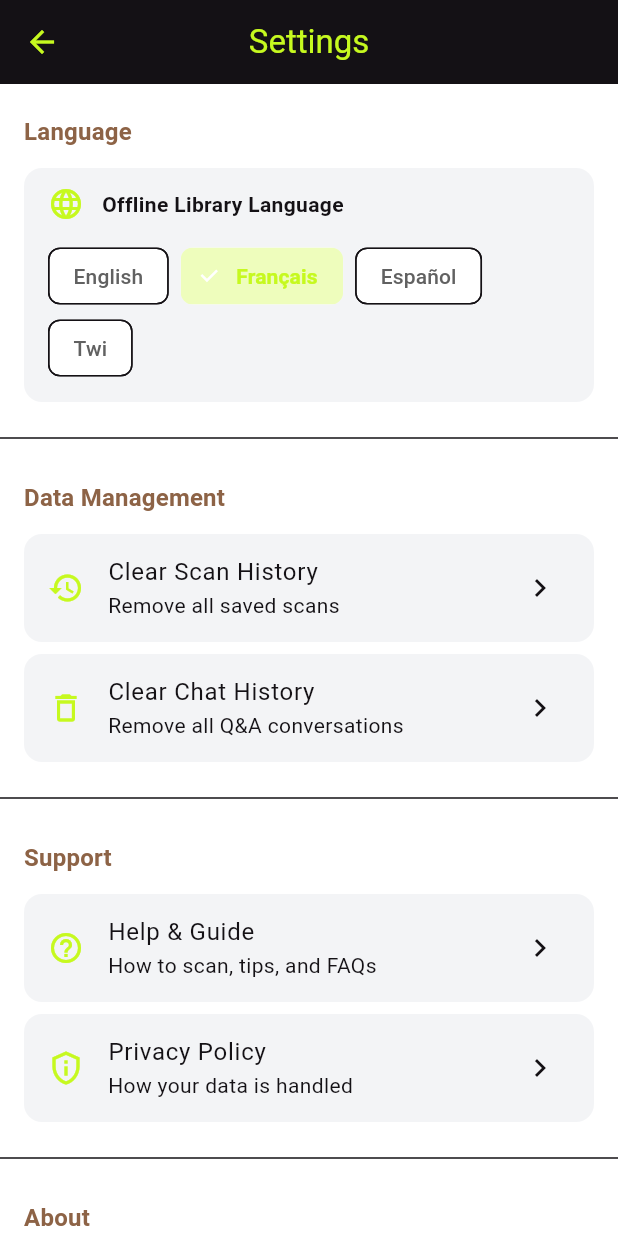
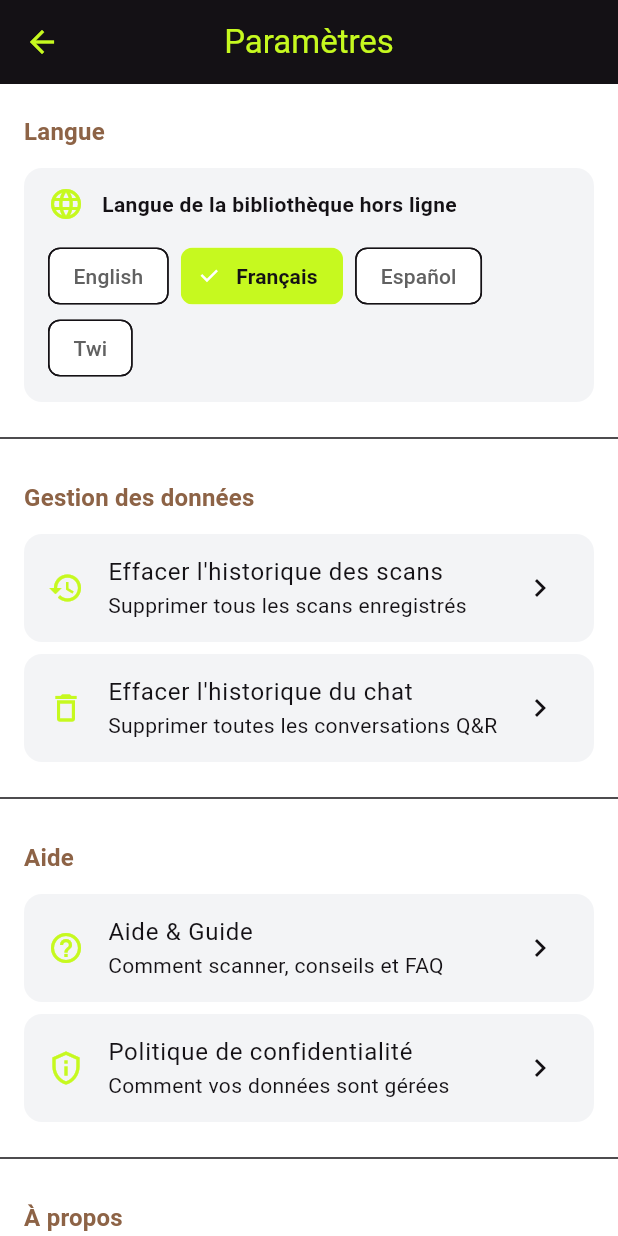
Before and after one commit to genyarko/cocoaguard, a Flutter app: the SettingsScreen screen opened directly, after a tap on "Français", on a phone screen of 412 x 824 dp. Run offline on Flutter 3.47's test engine with Material 3 defaults, Android fonts, the phone set to English and light mode, and no system bars; our stand-ins replace camera, connectivity_plus, flutter_dotenv, hive, hive_flutter, image_picker; missing offline and left inert: tflite_flutter; accounts and stored records are empty.

Commit message:
Translate all remaining UI text (nav, settings, menu, dialogs) and fix color contrast
- Add nav labels to all 4 languages: navHome, navHistory, navLibrary, navLeaf, navPod, askAI
- Add settings screen labels: settings, language, offlineLibLang, dataManagement,
  clearScanHistory/Sub, clearChatHistory/Sub, support, helpGuide/Sub, privacyPolicy/Sub,
  about, clearScanConfirm/Body, clearChatConfirm/Body, cancel, clear, scanHistoryCleared,
  chatHistoryCleared (all 4 languages)
- Wrap SettingsScreen in Consumer<LanguageProvider> so all titles/subtitles update on language change
- Make popup menu itemBuilder use context.read to access translated labels (Ask AI, History,
  Library, Settings)
- Make app shell navigation bar use translated labels via knowledgeService.sectionTitle()
- Fix language chip color contrast: solid chartreuse background with dark onyx text
  (was light text on light background)
- Add Phase 6B plan to PHASE_6_IMPLEMENTATION.md: language-first onboarding + Twi↔English
  translation bridge for Gemma 4

Now 100% of visible UI text (screens, nav, menus, dialogs, app bar) translates to user's
selected language. Only brand/technical text (app version, GitHub link) stays in English.

Co-Authored-By: Claude Haiku 4.5 <noreply@anthropic.com>

```diff
--- a/lib/app.dart
+++ b/lib/app.dart
@@ -181,21 +181,21 @@ class _AppShellState extends State<_AppShell> {
                 }
                 setState(() => _currentIndex = index);
               },
-              destinations: const [
+              destinations: [
                 NavigationDestination(
-                  icon: Icon(Icons.home_outlined),
-                  selectedIcon: Icon(Icons.home),
-                  label: 'Home',
+                  icon: const Icon(Icons.home_outlined),
+                  selectedIcon: const Icon(Icons.home),
+                  label: widget.knowledgeService.sectionTitle('navHome'),
                 ),
                 NavigationDestination(
-                  icon: Icon(Icons.history_outlined),
-                  selectedIcon: Icon(Icons.history),
-                  label: 'History',
+                  icon: const Icon(Icons.history_outlined),
+                  selectedIcon: const Icon(Icons.history),
+                  label: widget.knowledgeService.sectionTitle('navHistory'),
                 ),
                 NavigationDestination(
-                  icon: Icon(Icons.local_library_outlined),
-                  selectedIcon: Icon(Icons.local_library),
-                  label: 'Library',
+                  icon: const Icon(Icons.local_library_outlined),
+                  selectedIcon: const Icon(Icons.local_library),
+                  label: widget.knowledgeService.sectionTitle('navLibrary'),
                 ),
               ],
             ),
--- a/lib/screens/settings_screen.dart
+++ b/lib/screens/settings_screen.dart
@@ -19,9 +19,12 @@ class SettingsScreen extends StatefulWidget {
 class _SettingsScreenState extends State<SettingsScreen> {
   @override
   Widget build(BuildContext context) {
+    return Consumer<LanguageProvider>(
+      builder: (context, langProvider, _) {
+        final ks = langProvider.knowledgeService;
         return Scaffold(
           appBar: AppBar(
-        title: const Text('Settings'),
+            title: Text(ks.sectionTitle('settings')),
             backgroundColor: AppColors.onyx,
             foregroundColor: AppColors.chartreuse,
           ),
@@ -29,11 +32,9 @@ class _SettingsScreenState extends State<SettingsScreen> {
             children: [
               // Language Section
               _buildSection(
-            'Language',
+                ks.sectionTitle('language'),
                 [
-              Consumer<LanguageProvider>(
-                builder: (context, langProvider, _) {
-                  return Card(
+                  Card(
                     margin: const EdgeInsets.only(bottom: 8),
                     elevation: 0,
                     color: AppColors.lightGray,
@@ -48,9 +49,9 @@ class _SettingsScreenState extends State<SettingsScreen> {
                               const Icon(Icons.language,
                                   color: AppColors.chartreuse),
                               const SizedBox(width: 12),
-                              const Text(
-                                'Offline Library Language',
-                                style: TextStyle(
+                              Text(
+                                ks.sectionTitle('offlineLibLang'),
+                                style: const TextStyle(
                                     fontWeight: FontWeight.w600,
                                     fontSize: 14),
                               ),
@@ -71,11 +72,10 @@ class _SettingsScreenState extends State<SettingsScreen> {
                                     }
                                   },
                                   selectedColor:
-                                      AppColors.chartreuse.withValues(
-                                          alpha: 0.3),
+                                      AppColors.chartreuse,
                                   labelStyle: TextStyle(
                                     color: langProvider.language == lang
-                                        ? AppColors.chartreuse
+                                        ? AppColors.onyx
                                         : Colors.grey[700],
                                     fontWeight:
                                         langProvider.language == lang
@@ -88,26 +88,24 @@ class _SettingsScreenState extends State<SettingsScreen> {
                         ],
                       ),
                     ),
-                  );
-                },
                   ),
                 ],
               ),
               const Divider(),
               // Data Management Section
               _buildSection(
-            'Data Management',
+                ks.sectionTitle('dataManagement'),
                 [
                   _buildSettingTile(
                     icon: Icons.history,
-                title: 'Clear Scan History',
-                subtitle: 'Remove all saved scans',
+                    title: ks.sectionTitle('clearScanHistory'),
+                    subtitle: ks.sectionTitle('clearScanHistorySub'),
                     onTap: () => _showClearHistoryDialog(context),
                   ),
                   _buildSettingTile(
                     icon: Icons.delete_outline,
-                title: 'Clear Chat History',
-                subtitle: 'Remove all Q&A conversations',
+                    title: ks.sectionTitle('clearChatHistory'),
+                    subtitle: ks.sectionTitle('clearChatHistorySub'),
                     onTap: () => _showClearChatDialog(context),
                   ),
                 ],
@@ -115,12 +113,12 @@ class _SettingsScreenState extends State<SettingsScreen> {
               const Divider(),
               // Support Section
               _buildSection(
-            'Support',
+                ks.sectionTitle('support'),
                 [
                   _buildSettingTile(
                     icon: Icons.help_outline,
-                title: 'Help & Guide',
-                subtitle: 'How to scan, tips, and FAQs',
+                    title: ks.sectionTitle('helpGuide'),
+                    subtitle: ks.sectionTitle('helpGuideSub'),
                     onTap: () => Navigator.push(
                       context,
                       MaterialPageRoute(builder: (_) => const HelpScreen()),
@@ -128,8 +126,8 @@ class _SettingsScreenState extends State<SettingsScreen> {
                   ),
                   _buildSettingTile(
                     icon: Icons.privacy_tip_outlined,
-                title: 'Privacy Policy',
-                subtitle: 'How your data is handled',
+                    title: ks.sectionTitle('privacyPolicy'),
+                    subtitle: ks.sectionTitle('privacyPolicySub'),
                     onTap: () => Navigator.push(
                       context,
                       MaterialPageRoute(
@@ -141,7 +139,7 @@ class _SettingsScreenState extends State<SettingsScreen> {
               const Divider(),
               // About Section
               _buildSection(
-            'About',
+                ks.sectionTitle('about'),
                 [
                   _buildSettingTile(
                     icon: Icons.info_outline,
@@ -169,6 +167,8 @@ class _SettingsScreenState extends State<SettingsScreen> {
               ),
             ],
           ),
+        );
+      },
     );
   }
 
@@ -220,28 +220,27 @@ class _SettingsScreenState extends State<SettingsScreen> {
   }
 
   void _showClearHistoryDialog(BuildContext context) {
+    final ks = context.read<LanguageProvider>().knowledgeService;
     showDialog(
       context: context,
       builder: (ctx) => AlertDialog(
-        title: const Text('Clear Scan History?'),
-        content: const Text(
-          'This will permanently delete all saved scans. This action cannot be undone.',
-        ),
+        title: Text(ks.sectionTitle('clearScanConfirm')),
+        content: Text(ks.sectionTitle('clearScanConfirmBody')),
         actions: [
           TextButton(
             onPressed: () => Navigator.pop(ctx),
-            child: const Text('Cancel'),
+            child: Text(ks.sectionTitle('cancel')),
           ),
           TextButton(
             onPressed: () {
               context.read<HistoryProvider>().clearHistory();
               Navigator.pop(ctx);
               ScaffoldMessenger.of(context).showSnackBar(
-                const SnackBar(content: Text('Scan history cleared')),
+                SnackBar(content: Text(ks.sectionTitle('scanHistoryCleared'))),
               );
             },
             style: TextButton.styleFrom(foregroundColor: AppColors.error),
-            child: const Text('Clear'),
+            child: Text(ks.sectionTitle('clear')),
           ),
         ],
       ),
@@ -249,28 +248,27 @@ class _SettingsScreenState extends State<SettingsScreen> {
   }
 
   void _showClearChatDialog(BuildContext context) {
+    final ks = context.read<LanguageProvider>().knowledgeService;
     showDialog(
       context: context,
       builder: (ctx) => AlertDialog(
-        title: const Text('Clear Chat History?'),
-        content: const Text(
-          'This will permanently delete all Q&A conversations. This action cannot be undone.',
-        ),
+        title: Text(ks.sectionTitle('clearChatConfirm')),
+        content: Text(ks.sectionTitle('clearChatConfirmBody')),
         actions: [
           TextButton(
             onPressed: () => Navigator.pop(ctx),
-            child: const Text('Cancel'),
+            child: Text(ks.sectionTitle('cancel')),
           ),
           TextButton(
             onPressed: () {
               context.read<QaProvider>().clearHistory();
               Navigator.pop(ctx);
               ScaffoldMessenger.of(context).showSnackBar(
-                const SnackBar(content: Text('Chat history cleared')),
+                SnackBar(content: Text(ks.sectionTitle('chatHistoryCleared'))),
               );
             },
             style: TextButton.styleFrom(foregroundColor: AppColors.error),
-            child: const Text('Clear'),
+            child: Text(ks.sectionTitle('clear')),
           ),
         ],
       ),
--- a/lib/screens/unified_screen.dart
+++ b/lib/screens/unified_screen.dart
@@ -5,6 +5,7 @@ import 'package:flutter/material.dart';
 import 'package:provider/provider.dart';
 
 import '../providers/history_provider.dart';
+import '../providers/language_provider.dart';
 import '../providers/pod_scan_provider.dart';
 import '../providers/scan_provider.dart';
 import '../utils/app_colors.dart';
@@ -561,48 +562,51 @@ void _handleAutoNavigation(ScanProvider leafProvider, PodScanProvider podProvide
                         );
                       }
                     },
-                    itemBuilder: (BuildContext context) => [
-                      const PopupMenuItem(
+                    itemBuilder: (BuildContext ctx) {
+                      final ks = ctx.read<LanguageProvider>().knowledgeService;
+                      return [
+                        PopupMenuItem(
                           value: 'qa',
                           child: Row(
                             children: [
-                            Icon(Icons.chat_outlined),
-                            SizedBox(width: 8),
-                            Text('Ask AI'),
+                              const Icon(Icons.chat_outlined),
+                              const SizedBox(width: 8),
+                              Text(ks.sectionTitle('askAI')),
                             ],
                           ),
                         ),
-                      const PopupMenuItem(
+                        PopupMenuItem(
                           value: 'history',
                           child: Row(
                             children: [
-                            Icon(Icons.history),
-                            SizedBox(width: 8),
-                            Text('History'),
+                              const Icon(Icons.history),
+                              const SizedBox(width: 8),
+                              Text(ks.sectionTitle('navHistory')),
                             ],
                           ),
                         ),
-                      const PopupMenuItem(
+                        PopupMenuItem(
                           value: 'library',
                           child: Row(
                             children: [
-                            Icon(Icons.local_library),
-                            SizedBox(width: 8),
-                            Text('Library'),
+                              const Icon(Icons.local_library),
+                              const SizedBox(width: 8),
+                              Text(ks.sectionTitle('navLibrary')),
                             ],
                           ),
                         ),
-                      const PopupMenuItem(
+                        PopupMenuItem(
                           value: 'settings',
                           child: Row(
                             children: [
-                            Icon(Icons.settings),
-                            SizedBox(width: 8),
-                            Text('Settings'),
+                              const Icon(Icons.settings),
+                              const SizedBox(width: 8),
+                              Text(ks.sectionTitle('settings')),
                             ],
                           ),
                         ),
-                    ],
+                      ];
+                    },
                   ),
                 ),
               ),
@@ -727,13 +731,13 @@ void _handleAutoNavigation(ScanProvider leafProvider, PodScanProvider podProvide
                     // Leaf button
                     _NavButton(
                       icon: Icons.eco,
-                      label: 'Leaf',
+                      label: context.watch<LanguageProvider>().knowledgeService.sectionTitle('navLeaf'),
                       onPressed: _showLeafScanOptions,
                     ),
                     // Pod button
                     _NavButton(
                       imageAsset: 'assets/images/pod_icon.png',
-                      label: 'Pod',
+                      label: context.watch<LanguageProvider>().knowledgeService.sectionTitle('navPod'),
                       onPressed: _showPodScanOptions,
                     ),
                     // Camera button (center, larger)
@@ -766,13 +770,13 @@ void _handleAutoNavigation(ScanProvider leafProvider, PodScanProvider podProvide
                     // History button
                     _NavButton(
                       icon: Icons.history,
-                      label: 'History',
+                      label: context.watch<LanguageProvider>().knowledgeService.sectionTitle('navHistory'),
                       onPressed: () => widget.onNavigate(1),
                     ),
                     // Library button
                     _NavButton(
                       icon: Icons.local_library,
-                      label: 'Library',
+                      label: context.watch<LanguageProvider>().knowledgeService.sectionTitle('navLibrary'),
                       onPressed: () => widget.onNavigate(2),
                     ),
                   ],
--- a/lib/services/knowledge_service.dart
+++ b/lib/services/knowledge_service.dart
@@ -276,6 +276,34 @@ class KnowledgeService {
       'ghanaCocoaBoard': 'Ghana Cocoa Board',
       'whenToContact': 'When to Contact COCOBOD',
       'servicesAvailable': 'Services Available',
+      'navHome': 'Home',
+      'navHistory': 'History',
+      'navLibrary': 'Library',
+      'navLeaf': 'Leaf',
+      'navPod': 'Pod',
+      'askAI': 'Ask AI',
+      'settings': 'Settings',
+      'language': 'Language',
+      'offlineLibLang': 'Offline Library Language',
+      'dataManagement': 'Data Management',
+      'clearScanHistory': 'Clear Scan History',
+      'clearScanHistorySub': 'Remove all saved scans',
+      'clearChatHistory': 'Clear Chat History',
+      'clearChatHistorySub': 'Remove all Q&A conversations',
+      'support': 'Support',
+      'helpGuide': 'Help & Guide',
+      'helpGuideSub': 'How to scan, tips, and FAQs',
+      'privacyPolicy': 'Privacy Policy',
+      'privacyPolicySub': 'How your data is handled',
+      'about': 'About',
+      'clearScanConfirm': 'Clear Scan History?',
+      'clearScanConfirmBody': 'This will permanently delete all saved scans. This action cannot be undone.',
+      'clearChatConfirm': 'Clear Chat History?',
+      'clearChatConfirmBody': 'This will permanently delete all Q&A conversations. This action cannot be undone.',
+      'cancel': 'Cancel',
+      'clear': 'Clear',
+      'scanHistoryCleared': 'Scan history cleared',
+      'chatHistoryCleared': 'Chat history cleared',
     },
     AppLanguage.french: {
       'diseaseGuide': 'Guide des Maladies',
@@ -303,6 +331,34 @@ class KnowledgeService {
       'ghanaCocoaBoard': 'Office du Cacao du Ghana',
       'whenToContact': 'Quand contacter COCOBOD',
       'servicesAvailable': 'Services Disponibles',
+      'navHome': 'Accueil',
+      'navHistory': 'Historique',
+      'navLibrary': 'Bibliothèque',
+      'navLeaf': 'Feuille',
+      'navPod': 'Cabosse',
+      'askAI': 'Demander à l\'IA',
+      'settings': 'Paramètres',
+      'language': 'Langue',
+      'offlineLibLang': 'Langue de la bibliothèque hors ligne',
+      'dataManagement': 'Gestion des données',
+      'clearScanHistory': 'Effacer l\'historique des scans',
+      'clearScanHistorySub': 'Supprimer tous les scans enregistrés',
+      'clearChatHistory': 'Effacer l\'historique du chat',
+      'clearChatHistorySub': 'Supprimer toutes les conversations Q&R',
+      'support': 'Aide',
+      'helpGuide': 'Aide & Guide',
+      'helpGuideSub': 'Comment scanner, conseils et FAQ',
+      'privacyPolicy': 'Politique de confidentialité',
+      'privacyPolicySub': 'Comment vos données sont gérées',
+      'about': 'À propos',
+      'clearScanConfirm': 'Effacer l\'historique des scans ?',
+      'clearScanConfirmBody': 'Cela supprimera définitivement tous les scans enregistrés. Cette action est irréversible.',
+      'clearChatConfirm': 'Effacer l\'historique du chat ?',
+      'clearChatConfirmBody': 'Cela supprimera définitivement toutes les conversations Q&R. Cette action est irréversible.',
+      'cancel': 'Annuler',
+      'clear': 'Effacer',
+      'scanHistoryCleared': 'Historique des scans effacé',
+      'chatHistoryCleared': 'Historique du chat effacé',
     },
     AppLanguage.spanish: {
       'diseaseGuide': 'Guía de Enfermedades',
@@ -330,6 +386,34 @@ class KnowledgeService {
       'ghanaCocoaBoard': 'Junta de Cacao de Ghana',
       'whenToContact': 'Cuándo contactar a COCOBOD',
       'servicesAvailable': 'Servicios Disponibles',
+      'navHome': 'Inicio',
+      'navHistory': 'Historial',
+      'navLibrary': 'Biblioteca',
+      'navLeaf': 'Hoja',
+      'navPod': 'Mazorca',
+      'askAI': 'Preguntar a la IA',
+      'settings': 'Configuración',
+      'language': 'Idioma',
+      'offlineLibLang': 'Idioma de la biblioteca sin conexión',
+      'dataManagement': 'Gestión de datos',
+      'clearScanHistory': 'Borrar historial de escaneos',
+      'clearScanHistorySub': 'Eliminar todos los escaneos guardados',
+      'clearChatHistory': 'Borrar historial de chat',
+      'clearChatHistorySub': 'Eliminar todas las conversaciones Q&R',
+      'support': 'Soporte',
+      'helpGuide': 'Ayuda y Guía',
+      'helpGuideSub': 'Cómo escanear, consejos y preguntas frecuentes',
+      'privacyPolicy': 'Política de privacidad',
+      'privacyPolicySub': 'Cómo se manejan sus datos',
+      'about': 'Acerca de',
+      'clearScanConfirm': '¿Borrar historial de escaneos?',
+      'clearScanConfirmBody': 'Esto eliminará permanentemente todos los escaneos guardados. Esta acción no se puede deshacer.',
+      'clearChatConfirm': '¿Borrar historial de chat?',
+      'clearChatConfirmBody': 'Esto eliminará permanentemente todas las conversaciones Q&R. Esta acción no se puede deshacer.',
+      'cancel': 'Cancelar',
+      'clear': 'Borrar',
+      'scanHistoryCleared': 'Historial de escaneos borrado',
+      'chatHistoryCleared': 'Historial de chat borrado',
     },
     AppLanguage.twi: {
       'diseaseGuide': 'Nyarewa Nkyerɛwde',
@@ -356,6 +440,34 @@ class KnowledgeService {
       'ghanaCocoaBoard': 'Ghana Koko Board',
       'whenToContact': 'Bere a wobɛfrɛ COCOBOD',
       'servicesAvailable': 'Dwumadie a Wɔwɔ',
+      'navHome': 'Fie',
+      'navHistory': 'Abakɔsɛm',
+      'navLibrary': 'Nhoma Korabea',
+      'navLeaf': 'Nhahan',
+      'navPod': 'Koko Aba',
+      'askAI': 'Bisa AI',
+      'settings': 'Nhyehyɛe',
+      'language': 'Kasa',
+      'offlineLibLang': 'Offline nhoma korabea kasa',
+      'dataManagement': 'Data nhyehyɛe',
+      'clearScanHistory': 'Pepa scan abakɔsɛm',
+      'clearScanHistorySub': 'Yi scan a woakoraa nyinaa',
+      'clearChatHistory': 'Pepa nkɔmmɔ abakɔsɛm',
+      'clearChatHistorySub': 'Yi Q&A nkɔmmɔ nyinaa',
+      'support': 'Mmoa',
+      'helpGuide': 'Mmoa ne Nkyerɛwde',
+      'helpGuideSub': 'Sɛnea wobɛscan, afotu, ne nsɛm a wobisa mpɛn pii',
+      'privacyPolicy': 'Kokoamsɛm nhyehyɛe',
+      'privacyPolicySub': 'Sɛnea wɔhwɛ wo data so',
+      'about': 'Fa ho nsɛm',
+      'clearScanConfirm': 'Pepa scan abakɔsɛm?',
+      'clearScanConfirmBody': 'Eyi bɛpepa scan a woakoraa nyinaa. Wontumi nsan anyi.',
+      'clearChatConfirm': 'Pepa nkɔmmɔ abakɔsɛm?',
+      'clearChatConfirmBody': 'Eyi bɛpepa Q&A nkɔmmɔ nyinaa. Wontumi nsan anyi.',
+      'cancel': 'Gyae',
+      'clear': 'Pepa',
+      'scanHistoryCleared': 'Scan abakɔsɛm apepa',
+      'chatHistoryCleared': 'Nkɔmmɔ abakɔsɛm apepa',
     },
   };
 
```
Also changed, not shown: 1 other file. Lines whose indentation alone changed are shown as unchanged.
